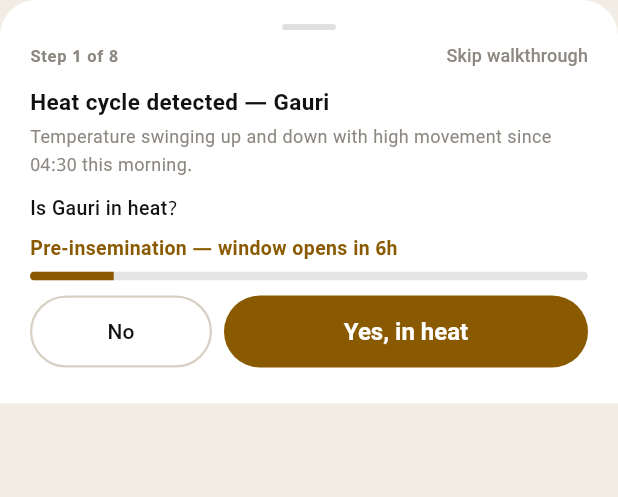
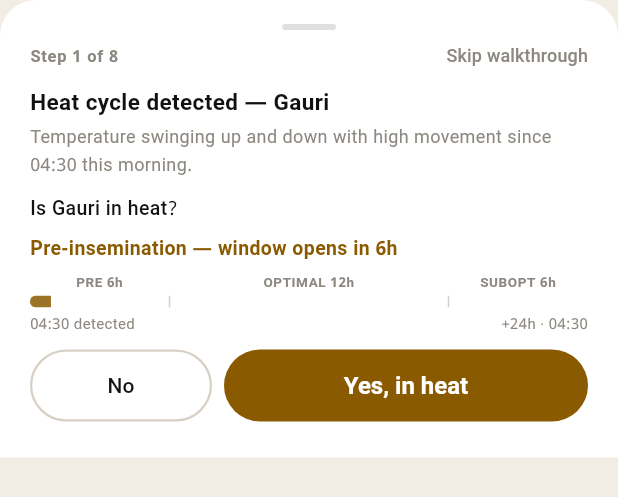
Before and after one commit to vaseey21/Vanix, a Flutter app: the _FullCycleSheet widget shown alone on an empty page, opened directly with empty values, on a phone screen of 412 x 824 dp. Shown: the top 497 px of the screen. Run offline on Flutter 3.47's test engine with Material 3 defaults, Android fonts, the phone set to English and light mode, and no system bars.

Commit message:
auto: save changes

```diff
--- a/flutter_app/lib/screens/events_screen.dart
+++ b/flutter_app/lib/screens/events_screen.dart
@@ -1915,10 +1915,7 @@ class _FullCycleSheetState extends State<_FullCycleSheet> {
           const SizedBox(height: 8),
           Text(label, style: TextStyle(fontSize: 13, fontWeight: FontWeight.w600, color: color)),
           const SizedBox(height: 6),
-          ClipRRect(
-            borderRadius: BorderRadius.circular(3),
-            child: LinearProgressIndicator(value: pct.clamp(0, 1), minHeight: 6, backgroundColor: Colors.black.withOpacity(0.10), valueColor: AlwaysStoppedAnimation(color)),
-          ),
+          _HeatWindowBar(simHours: h, fillColor: color),
         ],
         if (!_heatConfirmed) ...[
           const SizedBox(height: 10),
@@ -1947,15 +1944,33 @@ class _FullCycleSheetState extends State<_FullCycleSheet> {
               ),
             ],
           ),
-        ] else if (h >= 6) ...[
+        ] else if (_heatFormStage == 'idle') ...[
+          const SizedBox(height: 10),
+          SizedBox(
+            width: double.infinity,
+            child: ElevatedButton(
+              onPressed: () => setState(() => _heatFormStage = (h >= 6 && h < 18) ? 'form' : 'confirm'),
+              child: const Text('Start insemination'),
+            ),
+          ),
+        ] else if (_heatFormStage == 'confirm') ...[
+          const SizedBox(height: 10),
+          const Text("You're outside the optimal window (best results 6–18h after detection). Continue anyway?", style: TextStyle(fontSize: 12, height: 1.5)),
+          const SizedBox(height: 8),
+          Row(
+            children: [
+              Expanded(child: OutlinedButton(onPressed: () => setState(() => _heatFormStage = 'idle'), child: const Text('Cancel'))),
+              const SizedBox(width: 8),
+              Expanded(flex: 2, child: ElevatedButton(onPressed: () => setState(() => _heatFormStage = 'form'), child: const Text('Continue'))),
+            ],
+          ),
+        ] else ...[
           const SizedBox(height: 10),
           const Text('Log insemination', style: TextStyle(fontSize: 12, fontWeight: FontWeight.w600)),
           const SizedBox(height: 6),
           _inseminationMethodGrid(_heatMethod, (m) => setState(() => _heatMethod = m)),
           const SizedBox(height: 8),
           SizedBox(width: double.infinity, child: ElevatedButton(onPressed: () => _goTo(_SeqStep.watch21), child: const Text('Log insemination'))),
-        ] else ...[
-          Padding(padding: const EdgeInsets.only(top: 8), child: Text('Acknowledged — waiting for the optimal window to open.', style: TextStyle(fontSize: 12, color: hintColor))),
         ],
       ],
     );
```
